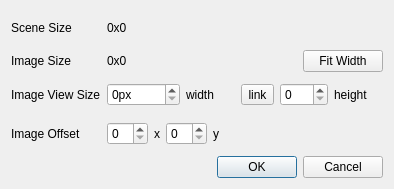
Before: the Qt Designer form background_properties_dialog.ui in uliss/patch_scene, drawn with Qt 5.
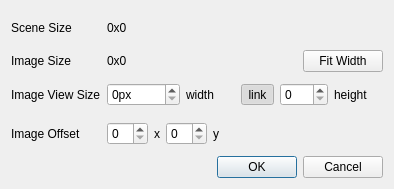
After: the same form once the commit is applied. Icons and pictures are not drawn.

Commit message: bg dialog updates

What changed in the file:
```diff
--- a/background_properties_dialog.ui
+++ b/background_properties_dialog.ui
@@ -38,6 +38,16 @@
        <property name="text">
         <string>link</string>
        </property>
+       <property name="icon">
+        <iconset resource="resources/patch_scene_resources.qrc">
+         <normaloff>:/icons/link.svg</normaloff>:/icons/link.svg</iconset>
+       </property>
+       <property name="checkable">
+        <bool>true</bool>
+       </property>
+       <property name="checked">
+        <bool>true</bool>
+       </property>
       </widget>
      </item>
      <item>
```
Left out of the diff: 6 changed lines with no effect on the pictures. The commit also changes 5 other files.
